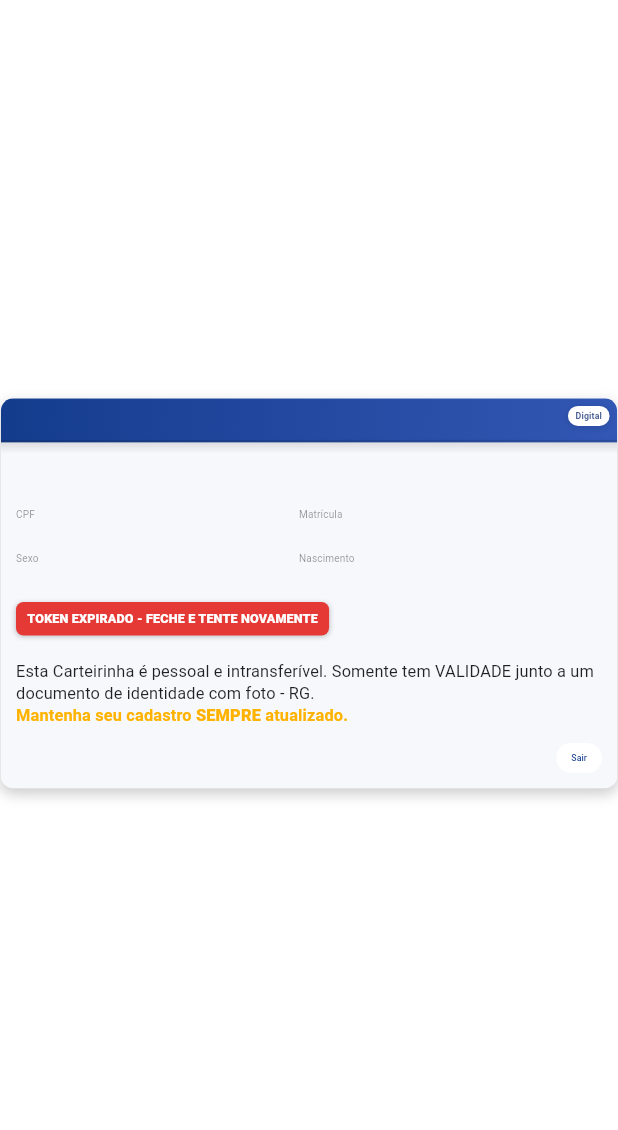
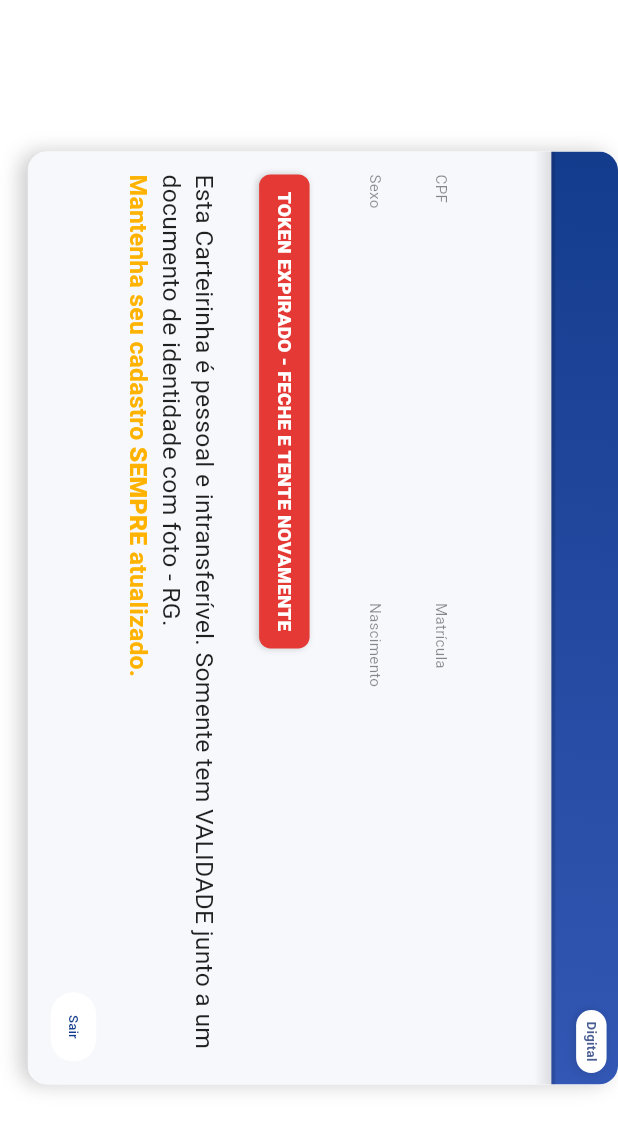
Before and after one commit to FelisbertoJPG/Flutter-Ipasem, a Flutter app: the _CarteirinhaOverlay widget shown alone on an empty page, opened directly with empty values, on a phone screen of 412 x 824 dp. Shown: the top 1130 px of the screen. Run offline on Flutter 3.47's test engine with Material 3 defaults, Android fonts, the phone set to English and light mode, and no system bars; our stand-ins replace dio, file_picker, flutter_local_notifications, flutter_secure_storage, font_awesome_flutter, image_picker and 8 more; missing offline and left inert: file_saver, in_app_update, webview_flutter_android, webview_flutter_web, workmanager; accounts and stored records are empty; statements that could not run were skipped.

Commit message:
fix: carteirinha - modal em 90°

```diff
--- a/lib/screens/carteirinha_flow.dart
+++ b/lib/screens/carteirinha_flow.dart
@@ -36,7 +36,7 @@ Future<void> startCarteirinhaFlow(
   CardTokenData? data;
   String? errMsg;
 
-  final closeLoader = await _showBlockingLoader(context); // <-- abre sem await do diálogo
+  final closeLoader = await _showBlockingLoader(context); // abre sem travar
   try {
     data = await svc.emitir(
       matricula: idMatricula,
@@ -47,7 +47,7 @@ Future<void> startCarteirinhaFlow(
   } catch (_) {
     errMsg = 'Falha ao emitir a carteirinha.';
   } finally {
-    closeLoader(); // <-- garante que o loader fecha mesmo com erro
+    closeLoader(); // garante fechamento do loader mesmo com erro
   }
 
   if (data == null) {
@@ -71,12 +71,12 @@ Future<void> startCarteirinhaFlow(
 typedef _Close = void Function();
 
 /// Abre um loader bloqueante sem travar o fluxo chamador.
-/// Retorna uma função para fechá-lo de qualquer lugar (e sempre com segurança).
+/// Retorna uma função para fechá-lo com segurança.
 Future<_Close> _showBlockingLoader(BuildContext context) async {
   final nav = Navigator.of(context, rootNavigator: true);
   bool closed = false;
 
-  // Abre o diálogo em um microtask para não bloquear a sequência.
+  // Abre o diálogo em microtask para não bloquear a sequência.
   Future.microtask(() {
     showDialog<void>(
       context: context,
@@ -100,8 +100,9 @@ Future<void> _openDigitalCardOverlay(
     CardTokenData data,
     ) {
   final info = _ParsedCardInfo.fromBackendString(data.string);
+  final rootNav = Navigator.of(context, rootNavigator: true);
 
-  return Navigator.of(context).push(
+  return rootNav.push(
     PageRouteBuilder(
       opaque: false,
       barrierColor: Colors.black54,
@@ -125,8 +126,12 @@ Future<void> _openDigitalCardOverlay(
   );
 }
 
-/// Tela transparente que ocupa toda a viewport, dando espaço total
-/// para o DigitalCardView rotacionar 90° em tela retrato.
+/// Tela transparente que ocupa toda a viewport.
+/// REQUISITO: o MODAL deve rotacionar 90° em retrato.
+/// Implementação:
+/// - Em retrato: rotaciona o CONTEÚDO do modal em +90° (quarterTurns: 1)
+///   e depois escala para caber na viewport.
+/// - Em paisagem: mantém orientação natural.
 class _CarteirinhaOverlay extends StatelessWidget {
   final String nome;
   final String cpf;
@@ -150,9 +155,38 @@ class _CarteirinhaOverlay extends StatelessWidget {
   @override
   Widget build(BuildContext context) {
     // Congela text scale para não “estourar” fontes em Android.
-    final mq = MediaQuery.of(context).copyWith(
-      textScaler: const TextScaler.linear(1.0),
+    final mqBase = MediaQuery.of(context);
+    final mq = mqBase.copyWith(textScaler: const TextScaler.linear(1.0));
+
+    final size = mq.size;
+    final isPortrait = size.height >= size.width;
+
+    // Canvas de design fixo: dá base estável para o FittedBox escalar.
+    const double baseW = 1280; // landscape
+    const double baseH = 800;
+
+    Widget card = SizedBox(
+      width: baseW,
+      height: baseH,
+      child: DigitalCardView(
+        nome: nome,
+        cpf: cpf,
+        matricula: matricula,
+        sexoTxt: sexoTxt,
+        nascimento: nascimento,
+        token: token,
+        expiresAtEpoch: expiresAtEpoch,
+        // Mantemos o card em layout horizontal; quem gira é o PAI (modal).
+        forceLandscape: true,
+        forceLandscapeOnWide: false,
+        onClose: () => Navigator.of(context, rootNavigator: true).maybePop(),
+      ),
     );
+
+    // Em retrato, rotaciona o MODAL (conteúdo) em +90°.
+    if (isPortrait) {
+      card = RotatedBox(quarterTurns: 1, child: card);
+    }
 
     return WillPopScope(
       onWillPop: () async => true,
@@ -162,37 +196,13 @@ class _CarteirinhaOverlay extends StatelessWidget {
           data: mq,
           child: Stack(
             children: [
+              // Fundo não-interativo
+              const Positioned.fill(child: IgnorePointer()),
+              // Conteúdo centralizado ocupando a viewport com escala correta
               Positioned.fill(
-                child: GestureDetector(
-                  onTap: () {}, // toque fora não fecha
-                  child: Container(color: Colors.transparent),
-                ),
-              ),
-              Positioned.fill(
-                child: Center(
-                  child: FittedBox(
-                    fit: BoxFit.contain,
-                    child: ConstrainedBox(
-                      // Limites só para telas gigantes; não afeta phones.
-                      constraints: const BoxConstraints(
-                        maxWidth: 1400,
-                        maxHeight: 1000,
-                      ),
-                      child: DigitalCardView(
-                        nome: nome,
-                        cpf: cpf,
-                        matricula: matricula,
-                        sexoTxt: sexoTxt,
-                        nascimento: nascimento,
-                        token: token,
-                        expiresAtEpoch: expiresAtEpoch,
-                        // força layout horizontal; em retrato ele gira 90°
-                        forceLandscape: true,
-                        forceLandscapeOnWide: true,
-                        onClose: () => Navigator.of(context).maybePop(),
-                      ),
-                    ),
-                  ),
+                child: FittedBox(
+                  fit: BoxFit.contain,
+                  child: card,
                 ),
               ),
             ],
```
